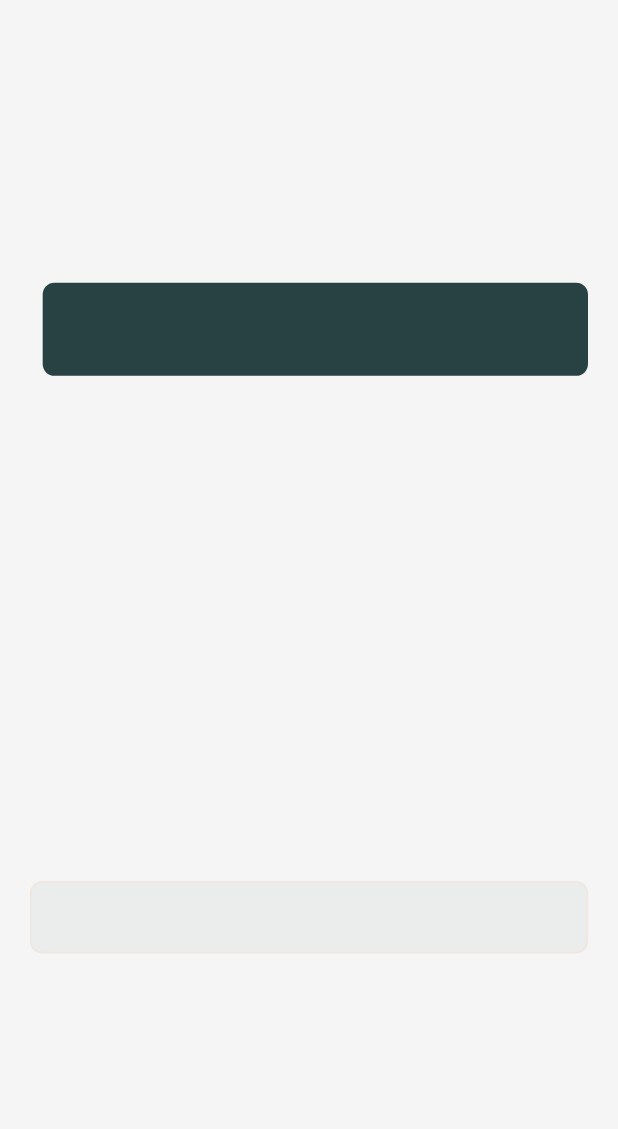
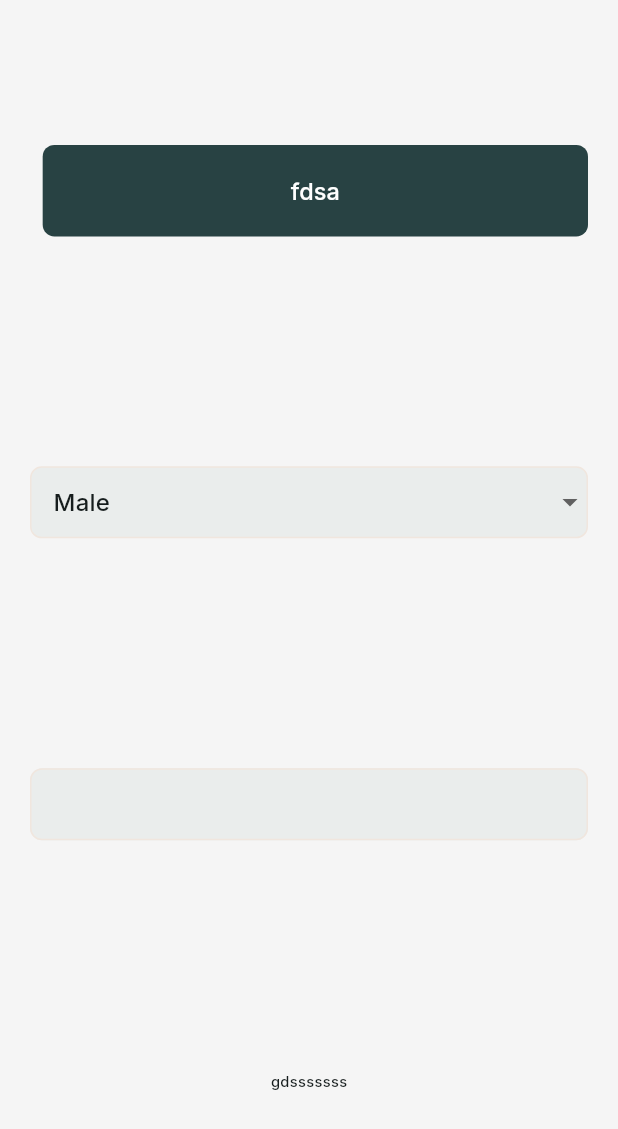
Before and after one commit to elnaggar11/tranquility, a Flutter app: the screen it shows after launch, on a phone screen of 412 x 824 dp. Shown: the top 1129 px of the screen. Run offline on Flutter 3.47's test engine with Material 3 defaults, Android fonts, the phone set to English and light mode, and no system bars; our stand-ins replace flutter_screenutil, flutter_svg, lottie, pin_code_fields.

Commit message:
app input edited add gender selection

```diff
--- a/lib/core/logic/theme.dart
+++ b/lib/core/logic/theme.dart
@@ -3,7 +3,7 @@ import 'package:flutter_screenutil/flutter_screenutil.dart';
 
 ThemeData theme() {
   return ThemeData(
-    fontFamily: 'tajawal',
+    fontFamily: 'inter',
     scaffoldBackgroundColor: Color(0xffF5F5F5),
     colorScheme: ColorScheme.fromSeed(seedColor: const Color(0xff265355)),
     useMaterial3: true,
@@ -29,10 +29,9 @@ ThemeData theme() {
         tapTargetSize: MaterialTapTargetSize.shrinkWrap,
         textStyle: WidgetStateProperty.all(
           TextStyle(
-            fontSize: 12.sp,
-            fontWeight: FontWeight.w500,
-            color: Color(0xff42867B),
-            fontFamily: 'tajawal',
+            fontSize: 18.sp,
+            fontWeight: FontWeight.w700,
+            color: Color(0xffFFFFFF),
           ),
         ),
       ),
--- a/lib/core/ui/app_input.dart
+++ b/lib/core/ui/app_input.dart
@@ -12,11 +12,13 @@ class AppInput extends StatefulWidget {
     this.withCountryCode = false,
     this.isSuffix = false,
     this.textInputAction = TextInputAction.next,
+    this.isGenderSelection = false,
   });
   final String? suffixIcon, hintText, label;
   final bool withCountryCode;
   final bool isSuffix;
   final TextInputAction textInputAction;
+  final bool isGenderSelection;
 
   @override
   State<AppInput> createState() => _AppInputState();
@@ -24,7 +26,10 @@ class AppInput extends StatefulWidget {
 
 class _AppInputState extends State<AppInput> {
   late int currentCuntryIndex;
+  int currentGender = 0;
+
   final list = [10, 20, 30, 40];
+  final genderList = ['Male', 'Female'];
   bool isHidden = true;
   @override
   void initState() {
@@ -68,8 +73,8 @@ class _AppInputState extends State<AppInput> {
                 ),
               ),
             ),
-
-          Expanded(
+          widget.isGenderSelection == false
+              ? Expanded(
                   child: TextFormField(
                     textInputAction: widget.textInputAction,
                     obscureText: isHidden && widget.isSuffix,
@@ -100,6 +105,41 @@ class _AppInputState extends State<AppInput> {
                           : null,
                     ),
                   ),
+                )
+              : Expanded(
+                  child: DecoratedBox(
+                    decoration: BoxDecoration(
+                      color: Color(0xffEAEDEC),
+                      borderRadius: BorderRadius.circular(8.r),
+
+                      border: Border.all(
+                        color: Theme.of(
+                          context,
+                        ).inputDecorationTheme.enabledBorder!.borderSide.color,
+                      ),
+                    ),
+                    child: DropdownButtonHideUnderline(
+                      child: DropdownButton<int>(
+                        isExpanded: true,
+                        value: currentGender,
+                        items: List.generate(
+                          genderList.length,
+                          (index) => DropdownMenuItem<int>(
+                            value: index,
+                            child: Padding(
+                              padding: EdgeInsets.symmetric(horizontal: 16.r),
+                              child: Text(genderList[index]),
+                            ),
+                          ),
+                        ),
+                        onChanged: (value) {
+                          setState(() {
+                            currentGender = value!;
+                          });
+                        },
+                      ),
+                    ),
+                  ),
                 ),
         ],
       ),
--- a/lib/views/splash.dart
+++ b/lib/views/splash.dart
@@ -13,8 +13,10 @@ class SplashView extends StatelessWidget {
         child: Column(
           mainAxisAlignment: MainAxisAlignment.spaceAround,
           children: [
-            AppButton(color: Color(0xff284243)),
+            AppButton(color: Color(0xff284243), text: 'fdsa'),
+            AppInput(isGenderSelection: true),
             AppInput(),
+            Text('gdsssssss'),
           ],
         ),
       ),
```
Lines whose indentation alone changed are shown as unchanged.
